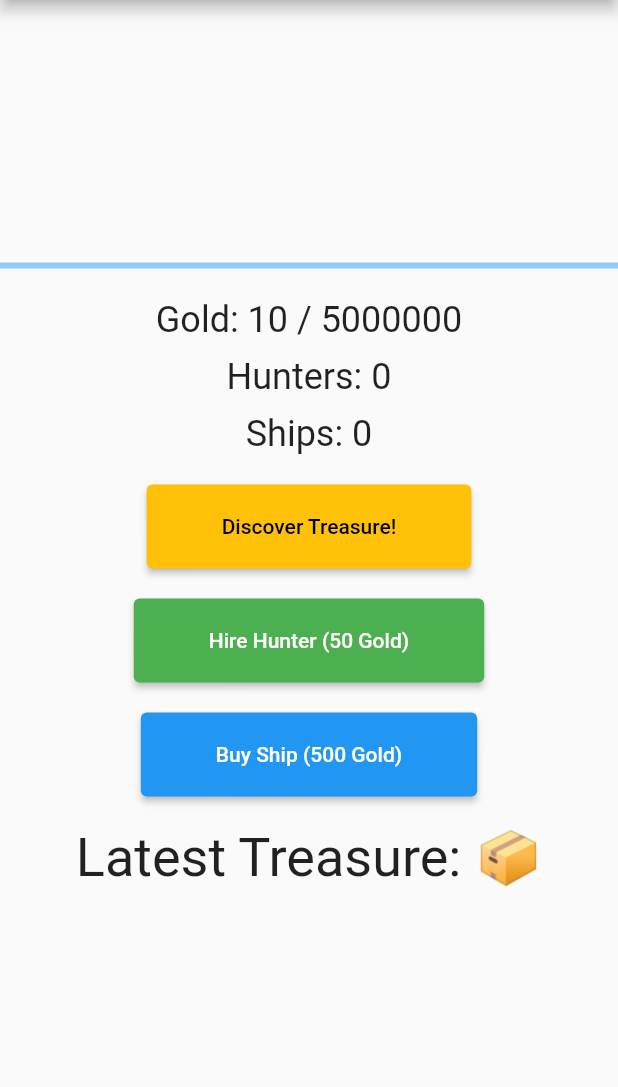
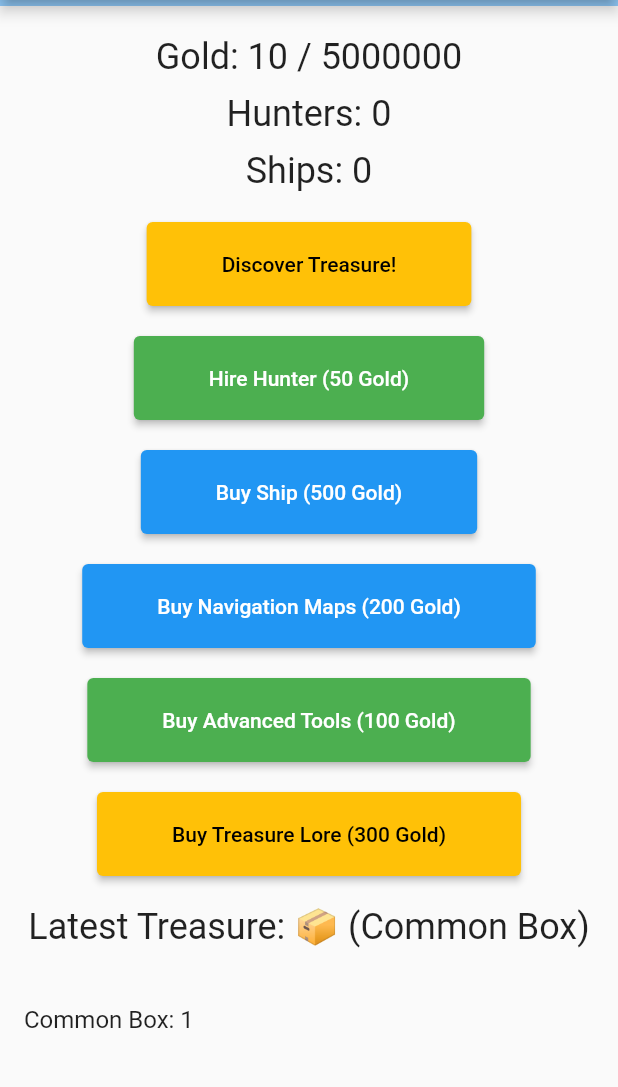
Before and after one commit to 0ome/th, a Flutter app: the screen it shows after launch, after a tap on "Discover Treasure!", on a phone screen of 412 x 824 dp, the part 84-1171 px from its top. Run offline on Flutter 3.47's test engine with Material 2 defaults, Android fonts, the phone set to English and light mode, and no system bars.

Commit message:
adding new tools and items

```diff
--- a/lib/main.dart
+++ b/lib/main.dart
@@ -15,6 +15,14 @@ class MyApp extends StatelessWidget {
   }
 }
 
+class Treasure {
+  String emoji;
+  String name;
+  int value;
+
+  Treasure(this.emoji, this.name, this.value);
+}
+
 class TreasureHuntHome extends StatefulWidget {
   @override
   _TreasureHuntHomeState createState() => _TreasureHuntHomeState();
@@ -25,20 +33,29 @@ class _TreasureHuntHomeState extends State<TreasureHuntHome> {
   int gold = 0;
   int hunters = 0;
   int ships = 0;
-  String treasure = '📦';
+  Treasure latestTreasure = Treasure('📦', 'Common Box', 10);
   bool hasWon = false;
+  bool hasNavigationMaps = false;
+  bool hasAdvancedTools = false;
+  bool hasTreasureLore = false;
 
-  final List<String> treasures = [
-    '📦',
-    '🔮',
-    '💎',
-    '👑',
+  final List<Treasure> treasures = [
+    Treasure('📦', 'Common Box', 10),
+    Treasure('🔮', 'Magical Orb', 50),
+    Treasure('💎', 'Rare Gem', 250),
+    Treasure('👑', 'Royal Crown', 1000),
+    Treasure('🏺', 'Ancient Vase', 5000),
   ];
 
+  // Track each type of treasure collected
+  Map<String, int> treasureCount = {};
+
   void discoverTreasure() {
+    var randomTreasure = treasures[(DateTime.now().millisecondsSinceEpoch % treasures.length)];
     setState(() {
-      gold += 10;
-      treasure = treasures[0];
+      gold += randomTreasure.value;
+      latestTreasure = randomTreasure;
+      treasureCount[randomTreasure.name] = (treasureCount[randomTreasure.name] ?? 0) + 1;
       checkWinCondition();
     });
   }
@@ -68,7 +85,7 @@ class _TreasureHuntHomeState extends State<TreasureHuntHome> {
       await Future.delayed(Duration(seconds: 5));
       setState(() {
         gold += 5 * hunters;
-        treasure = treasures[1];
+        latestTreasure = treasures[1];
         checkWinCondition();
       });
     }
@@ -79,9 +96,38 @@ class _TreasureHuntHomeState extends State<TreasureHuntHome> {
       await Future.delayed(Duration(seconds: 10));
       setState(() {
         gold += 100 * ships;
-        treasure = treasures[2];
+        latestTreasure = treasures[2];
         checkWinCondition();
       });
+    }
+  }
+
+  void buyNavigationMaps() {
+    if (gold >= 200 && !hasNavigationMaps) {
+      setState(() {
+        gold -= 200;
+        hasNavigationMaps = true;
+      });
+    }
+  }
+
+  void buyAdvancedTools() {
+    if (gold >= 100 && !hasAdvancedTools) {
+      setState(() {
+        gold -= 100;
+        hasAdvancedTools = true;
+      });
+      // Update the hunter collection rate in the startAutoCollectForHunter method accordingly
+    }
+  }
+
+  void buyTreasureLore() {
+    if (gold >= 300 && !hasTreasureLore) {
+      setState(() {
+        gold -= 300;
+        hasTreasureLore = true;
+      });
+      // Modify the discoverTreasure method to increase the chance for rarer treasures
     }
   }
 
@@ -167,9 +213,51 @@ class _TreasureHuntHomeState extends State<TreasureHuntHome> {
               ),
             ),
             SizedBox(height: 20),
+            ElevatedButton(
+              onPressed: buyNavigationMaps,
+              child: Text('Buy Navigation Maps (200 Gold)'),
+              style: ElevatedButton.styleFrom(
+                primary: hasNavigationMaps ? Colors.grey : Colors.blue,
+                onPrimary: Colors.white,
+                padding: EdgeInsets.symmetric(horizontal: 50, vertical: 20),
+              ),
+            ),
+            SizedBox(height: 20),
+            ElevatedButton(
+              onPressed: buyAdvancedTools,
+              child: Text('Buy Advanced Tools (100 Gold)'),
+              style: ElevatedButton.styleFrom(
+                primary: hasAdvancedTools ? Colors.grey : Colors.green,
+                onPrimary: Colors.white,
+                padding: EdgeInsets.symmetric(horizontal: 50, vertical: 20),
+              ),
+            ),
+            SizedBox(height: 20),
+            ElevatedButton(
+              onPressed: buyTreasureLore,
+              child: Text('Buy Treasure Lore (300 Gold)'),
+              style: ElevatedButton.styleFrom(
+                primary: hasTreasureLore ? Colors.grey : Colors.amber,
+                onPrimary: Colors.black,
+                padding: EdgeInsets.symmetric(horizontal: 50, vertical: 20),
+              ),
+            ),
+            SizedBox(height: 20),
             Text(
-              'Latest Treasure: $treasure',
-              style: TextStyle(fontSize: 36),
+              'Latest Treasure: ${latestTreasure?.emoji ?? ""} (${latestTreasure?.name ?? ""})',
+              style: TextStyle(fontSize: 24),
+            ),
+            SizedBox(height: 20),
+            Expanded(
+              child: ListView.builder(
+                itemCount: treasureCount.keys.length,
+                itemBuilder: (context, index) {
+                  var key = treasureCount.keys.elementAt(index);
+                  return ListTile(
+                    title: Text('$key: ${treasureCount[key]}'),
+                  );
+                },
+              ),
             ),
           ],
         ),
```
